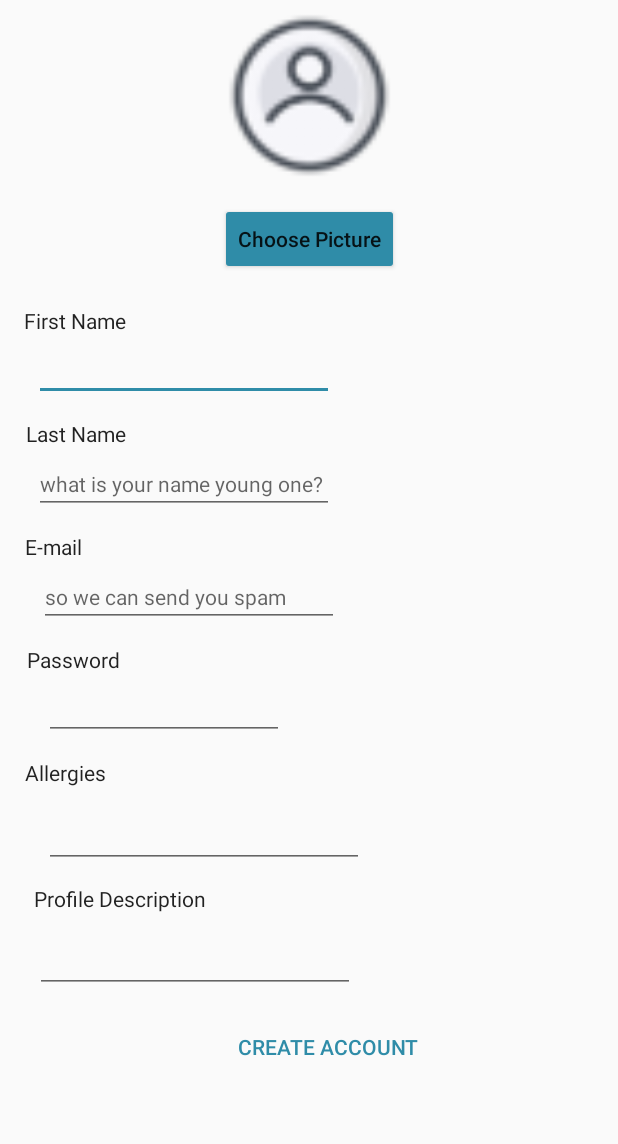
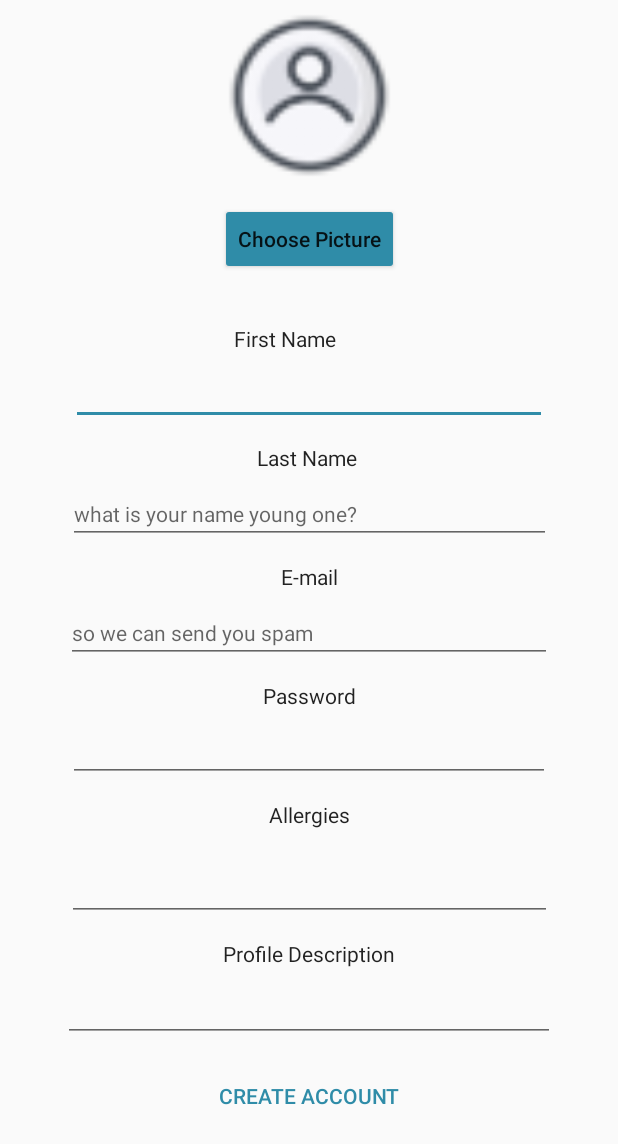
Before and after one commit to Ivosama/FoodClub, an Android app: the SignUpActivity screen opened directly, with no data from a screen before it, on a phone screen of 412 x 824 dp. Shown: the top 1144 px of the screen. Run offline under Robolectric (Android 15) with nearby library versions, the light colour scheme and no system bars; our stand-ins replace ButterKnife.

Commit message:
A more fancy sign up page

```diff
--- a/app/src/main/res/layout/activity_sign_up.xml
+++ b/app/src/main/res/layout/activity_sign_up.xml
@@ -57,7 +57,7 @@
 
                 <TextView
                     android:id="@+id/textViewLastName"
-                    android:layout_width="wrap_content"
+                    android:layout_width="70dp"
                     android:layout_height="wrap_content"
                     android:layout_marginEnd="8dp"
                     android:layout_marginStart="8dp"
@@ -68,47 +68,44 @@
                     android:textAppearance="@style/TextAppearance.AppCompat"
                     android:textSize="14sp"
                     app:layout_constraintEnd_toEndOf="parent"
-                    app:layout_constraintHorizontal_bias="0.039"
                     app:layout_constraintStart_toStartOf="parent"
                     app:layout_constraintTop_toBottomOf="@+id/editTextFirstName" />
 
                 <EditText
                     android:id="@+id/editTextLastName"
-                    android:layout_width="200dp"
+                    android:layout_width="322dp"
                     android:layout_height="0dp"
                     android:layout_marginEnd="8dp"
                     android:layout_marginStart="8dp"
-                    android:layout_marginTop="4dp"
+                    android:layout_marginTop="8dp"
                     android:hint="what is your name young one?"
                     android:lines="1"
                     android:textAppearance="@android:style/TextAppearance.Material.Medium.Inverse"
                     android:textSize="14sp"
                     app:layout_constraintEnd_toEndOf="parent"
-                    app:layout_constraintHorizontal_bias="0.076"
                     app:layout_constraintStart_toStartOf="parent"
                     app:layout_constraintTop_toBottomOf="@+id/textViewLastName" />
 
                 <EditText
                     android:id="@+id/editTextFirstName"
-                    android:layout_width="200dp"
+                    android:layout_width="317dp"
                     android:layout_height="wrap_content"
                     android:layout_marginEnd="8dp"
                     android:layout_marginStart="8dp"
-                    android:layout_marginTop="4dp"
-                    android:lines= "1"
+                    android:layout_marginTop="8dp"
+                    android:lines="1"
                     android:textAppearance="@android:style/TextAppearance.Material.Medium.Inverse"
                     android:textSize="14sp"
                     app:layout_constraintEnd_toEndOf="parent"
-                    app:layout_constraintHorizontal_bias="0.076"
                     app:layout_constraintStart_toStartOf="parent"
                     app:layout_constraintTop_toBottomOf="@+id/textViewFirstName" />
 
                 <TextView
                     android:id="@+id/textViewFirstName"
-                    android:layout_width="wrap_content"
+                    android:layout_width="70dp"
                     android:layout_height="wrap_content"
-                    android:layout_marginStart="16dp"
-                    android:layout_marginTop="204dp"
+                    android:layout_marginStart="156dp"
+                    android:layout_marginTop="216dp"
                     android:ems="10"
                     android:inputType="textPersonName"
                     android:text="First Name"
@@ -128,24 +125,23 @@
                     android:textAppearance="@style/TextAppearance.AppCompat"
                     android:textSize="14sp"
                     app:layout_constraintEnd_toEndOf="parent"
-                    app:layout_constraintHorizontal_bias="0.025"
+                    app:layout_constraintHorizontal_bias="0.501"
                     app:layout_constraintStart_toStartOf="parent"
                     app:layout_constraintTop_toBottomOf="@+id/editTextLastName" />
 
                 <EditText
                     android:id="@+id/editTextEmail"
-                    android:layout_width="200dp"
+                    android:layout_width="324dp"
                     android:layout_height="wrap_content"
                     android:layout_marginEnd="8dp"
                     android:layout_marginStart="8dp"
-                    android:layout_marginTop="4dp"
+                    android:layout_marginTop="8dp"
                     android:ems="10"
                     android:hint="so we can send you spam"
                     android:inputType="textEmailAddress"
                     android:lines="1"
                     android:textSize="14sp"
                     app:layout_constraintEnd_toEndOf="parent"
-                    app:layout_constraintHorizontal_bias="0.092"
                     app:layout_constraintStart_toStartOf="parent"
                     app:layout_constraintTop_toBottomOf="@+id/textViewEmail" />
 
@@ -160,23 +156,22 @@
                     android:textAppearance="@style/TextAppearance.AppCompat"
                     android:textSize="14sp"
                     app:layout_constraintEnd_toEndOf="parent"
-                    app:layout_constraintHorizontal_bias="0.029"
                     app:layout_constraintStart_toStartOf="parent"
                     app:layout_constraintTop_toBottomOf="@+id/editTextEmail" />
 
                 <EditText
                     android:id="@+id/editTextPassword"
-                    android:layout_width="wrap_content"
+                    android:layout_width="321dp"
                     android:layout_height="wrap_content"
                     android:layout_marginEnd="8dp"
                     android:layout_marginStart="8dp"
-                    android:layout_marginTop="4dp"
+                    android:layout_marginTop="8dp"
                     android:ems="10"
                     android:inputType="textPassword"
                     android:lines="1"
                     android:textSize="14sp"
                     app:layout_constraintEnd_toEndOf="parent"
-                    app:layout_constraintHorizontal_bias="0.091"
+                    app:layout_constraintHorizontal_bias="0.502"
                     app:layout_constraintStart_toStartOf="parent"
                     app:layout_constraintTop_toBottomOf="@+id/textViewPassword" />
 
@@ -186,17 +181,17 @@
                     android:layout_height="wrap_content"
                     android:layout_marginEnd="8dp"
                     android:layout_marginStart="8dp"
-                    android:layout_marginTop="96dp"
+                    android:layout_marginTop="12dp"
                     android:text="Profile Description"
                     android:textAppearance="@style/TextAppearance.AppCompat"
                     app:layout_constraintEnd_toEndOf="parent"
-                    app:layout_constraintHorizontal_bias="0.051"
+                    app:layout_constraintHorizontal_bias="0.501"
                     app:layout_constraintStart_toStartOf="parent"
-                    app:layout_constraintTop_toBottomOf="@+id/editTextPassword" />
+                    app:layout_constraintTop_toBottomOf="@+id/editTextAllergies" />
 
                 <EditText
                     android:id="@+id/editProfileDescription"
-                    android:layout_width="wrap_content"
+                    android:layout_width="328dp"
                     android:layout_height="wrap_content"
                     android:layout_marginBottom="8dp"
                     android:layout_marginEnd="8dp"
@@ -206,10 +201,10 @@
                     android:inputType="textMultiLine"
                     app:layout_constraintBottom_toBottomOf="parent"
                     app:layout_constraintEnd_toEndOf="parent"
-                    app:layout_constraintHorizontal_bias="0.084"
+                    app:layout_constraintHorizontal_bias="0.503"
                     app:layout_constraintStart_toStartOf="parent"
                     app:layout_constraintTop_toBottomOf="@+id/textProfileDescription"
-                    app:layout_constraintVertical_bias="0.063" />
+                    app:layout_constraintVertical_bias="0.0" />
 
                 <Button
                     android:id="@+id/buttonSave"
@@ -223,7 +218,7 @@
                     android:text="Create Account"
                     app:layout_constraintBottom_toBottomOf="parent"
                     app:layout_constraintEnd_toEndOf="parent"
-                    app:layout_constraintHorizontal_bias="0.551"
+                    app:layout_constraintHorizontal_bias="0.502"
                     app:layout_constraintStart_toStartOf="parent"
                     app:layout_constraintTop_toBottomOf="@+id/editProfileDescription"
                     app:layout_constraintVertical_bias="1.0" />
@@ -231,20 +226,21 @@
                 <TextView
                     android:id="@+id/textViewAllergies"
                     android:layout_width="wrap_content"
-                    android:layout_height="20dp"
+                    android:layout_height="wrap_content"
+                    android:layout_marginBottom="8dp"
                     android:layout_marginEnd="8dp"
                     android:layout_marginStart="8dp"
                     android:layout_marginTop="12dp"
                     android:text="Allergies"
                     android:textAppearance="@style/TextAppearance.AppCompat"
+                    app:layout_constraintBottom_toTopOf="@+id/editTextAllergies"
                     app:layout_constraintEnd_toEndOf="parent"
-                    app:layout_constraintHorizontal_bias="0.025"
                     app:layout_constraintStart_toStartOf="parent"
                     app:layout_constraintTop_toBottomOf="@+id/editTextPassword" />
 
                 <EditText
                     android:id="@+id/editTextAllergies"
-                    android:layout_width="wrap_content"
+                    android:layout_width="323dp"
                     android:layout_height="wrap_content"
                     android:layout_marginBottom="8dp"
                     android:layout_marginEnd="8dp"
@@ -254,7 +250,6 @@
                     android:inputType="text"
                     app:layout_constraintBottom_toTopOf="@+id/textProfileDescription"
                     app:layout_constraintEnd_toEndOf="parent"
-                    app:layout_constraintHorizontal_bias="0.117"
                     app:layout_constraintStart_toStartOf="parent"
                     app:layout_constraintTop_toBottomOf="@+id/textViewAllergies"
                     app:layout_constraintVertical_bias="0.0" />
```
